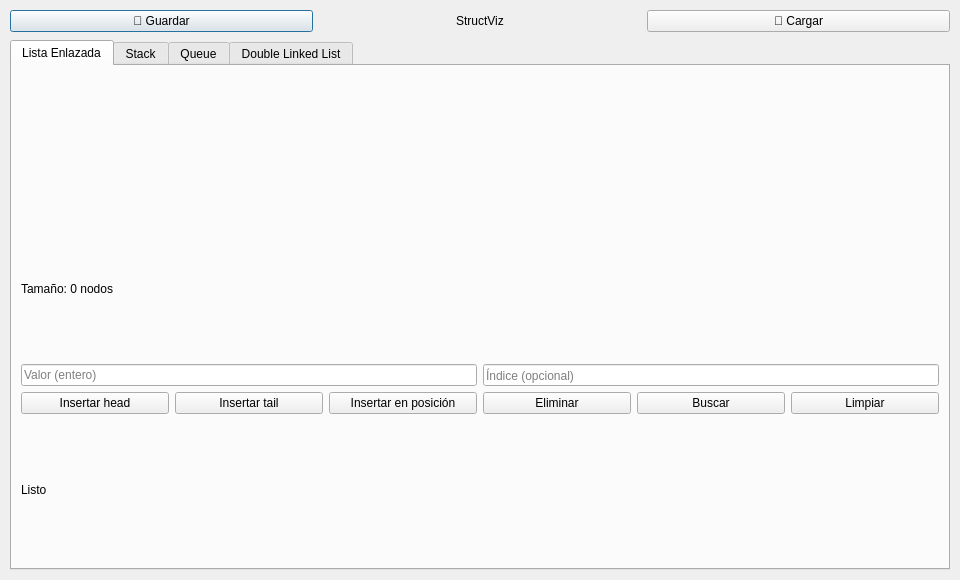
Qt form ui/MainWindow.ui (NajmahZablah/Proyecto_StructViz) before a commit.
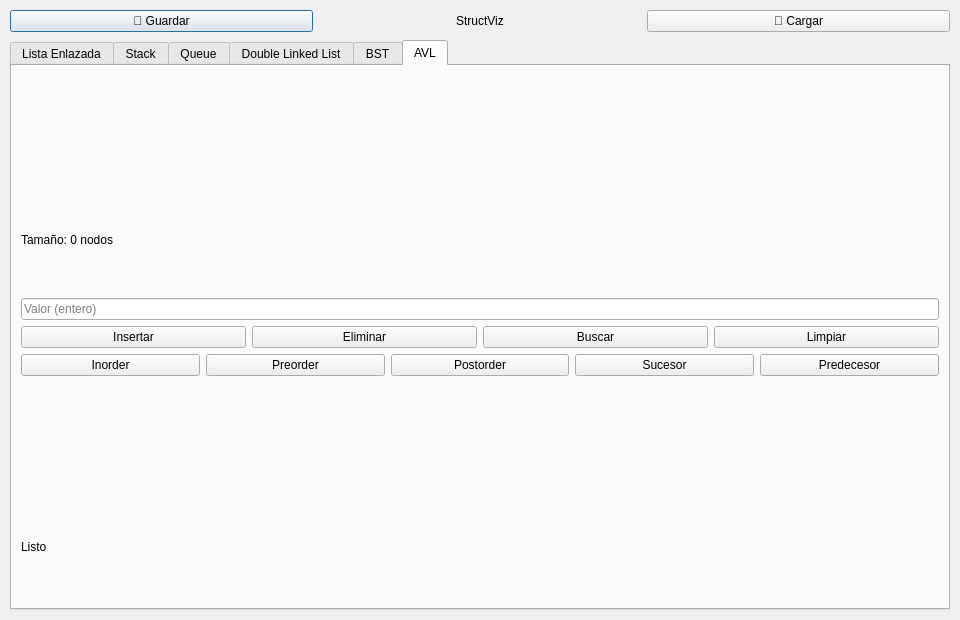
The same form after that commit. The open tabs and pages were chosen to show the change. Custom widgets are drawn as their Qt base class.

Patch:
```diff
--- a/ui/MainWindow.ui
+++ b/ui/MainWindow.ui
@@ -7,7 +7,7 @@
     <x>0</x>
     <y>0</y>
     <width>960</width>
-    <height>580</height>
+    <height>620</height>
    </rect>
   </property>
   <property name="windowTitle">
@@ -20,7 +20,7 @@
      <x>0</x>
      <y>0</y>
      <width>960</width>
-     <height>580</height>
+     <height>620</height>
     </rect>
    </property>
    <layout class="QVBoxLayout" name="mainLayout">
@@ -404,6 +404,16 @@
           </item>
          </layout>
         </item>
+        <item><widget class="QLabel" name="dllStatus"><property name="text"><string>Listo</string></property></widget></item>
+       </layout>
+      </widget>
+
+      <!-- TAB: BST -->
+      <widget class="QWidget" name="tabBST">
+       <attribute name="title"><string>BST</string></attribute>
+       <layout class="QVBoxLayout" name="bstLayout">
+        <item><widget class="BSTWidget" name="bstDisplay"/></item>
+        <item><widget class="QLabel" name="bstSize"><property name="text"><string>Tamaño: 0 nodos</string></property></widget></item>
         <item>
          <widget class="QLabel" name="dllStatus">
           <property name="text">
@@ -411,6 +421,44 @@
           </property>
          </widget>
         </item>
+        <item><widget class="QLabel" name="bstStatus"><property name="text"><string>Listo</string></property></widget></item>
+       </layout>
+      </widget>
+
+      <!-- TAB: AVL -->
+      <widget class="QWidget" name="tabAVL">
+       <attribute name="title"><string>AVL</string></attribute>
+       <layout class="QVBoxLayout" name="avlLayout">
+        <item><widget class="AVLWidget" name="avlDisplay"/></item>
+        <item><widget class="QLabel" name="avlSize"><property name="text"><string>Tamaño: 0 nodos</string></property></widget></item>
+        <item>
+         <layout class="QHBoxLayout" name="avlInputLayout">
+          <item><widget class="QLineEdit" name="avlInputValue"><property name="placeholderText"><string>Valor (entero)</string></property></widget></item>
+         </layout>
+        </item>
+        <item>
+         <layout class="QHBoxLayout" name="avlButtonLayout">
+          <item><widget class="QPushButton" name="avlBtnInsert"><property name="text"><string>Insertar</string></property></widget></item>
+          <item><widget class="QPushButton" name="avlBtnRemove"><property name="text"><string>Eliminar</string></property></widget></item>
+          <item><widget class="QPushButton" name="avlBtnSearch"><property name="text"><string>Buscar</string></property></widget></item>
+          <item><widget class="QPushButton" name="avlBtnClear"><property name="text"><string>Limpiar</string></property></widget></item>
+         </layout>
+        </item>
+        <item>
+         <layout class="QHBoxLayout" name="avlTraversalLayout">
+          <item><widget class="QPushButton" name="avlBtnInorder"><property name="text"><string>Inorder</string></property></widget></item>
+          <item><widget class="QPushButton" name="avlBtnPreorder"><property name="text"><string>Preorder</string></property></widget></item>
+          <item><widget class="QPushButton" name="avlBtnPostorder"><property name="text"><string>Postorder</string></property></widget></item>
+          <item><widget class="QPushButton" name="avlBtnSuccessor"><property name="text"><string>Sucesor</string></property></widget></item>
+          <item><widget class="QPushButton" name="avlBtnPredecessor"><property name="text"><string>Predecesor</string></property></widget></item>
+         </layout>
+        </item>
+        <item>
+         <widget class="QLabel" name="avlTraversalResult">
+          <property name="text"><string></string></property>
+         </widget>
+        </item>
+        <item><widget class="QLabel" name="avlStatus"><property name="text"><string>Listo</string></property></widget></item>
        </layout>
       </widget>
 
@@ -442,6 +490,16 @@
    <extends>QWidget</extends>
    <header location="global">DLLWidget.h</header>
   </customwidget>
+  <customwidget>
+   <class>BSTWidget</class>
+   <extends>QWidget</extends>
+   <header location="global">BSTWidget.h</header>
+  </customwidget>
+  <customwidget>
+   <class>AVLWidget</class>
+   <extends>QWidget</extends>
+   <header location="global">AVLWidget.h</header>
+  </customwidget>
  </customwidgets>
 
  <resources/>
```
Left out of the diff: 360 changed lines with no effect on the pictures.
